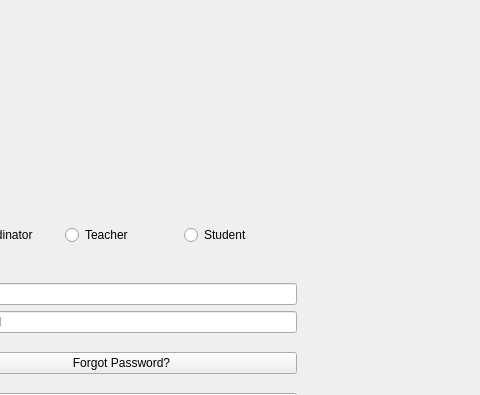
Qt form loginpage.ui (prazzx/Kakshya) before a commit; both pictures show x 364 to 844 and y 0 to 395 of the 1200 by 900 pixel window.
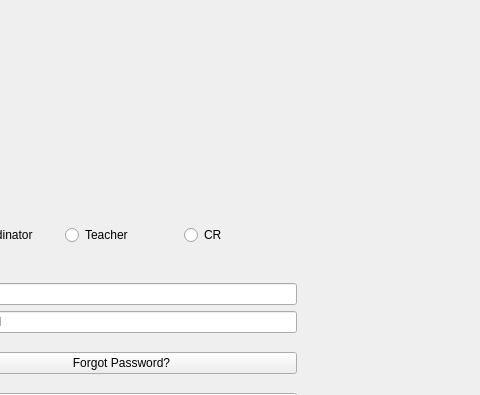
The same form after that commit.

Commit message: Retrieved old version

What changed in the file:
```diff
--- a/loginpage.ui
+++ b/loginpage.ui
@@ -85,7 +85,7 @@
     <item>
      <widget class="QRadioButton" name="radioButtonCr">
       <property name="text">
-       <string>Student</string>
+       <string>CR</string>
       </property>
       <attribute name="buttonGroup">
        <string notr="true">buttonGroup</string>
```
The commit also changes 1 other file.
